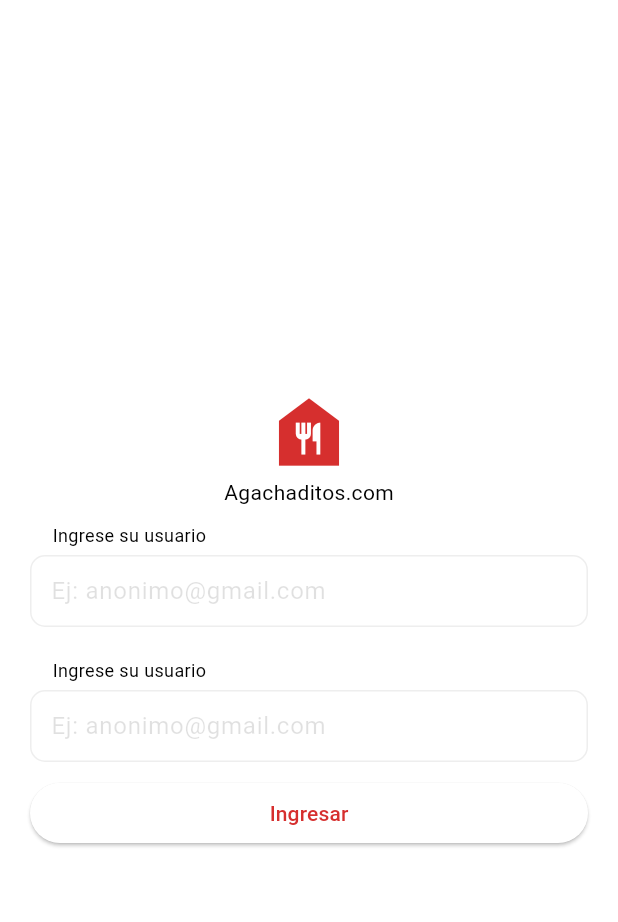
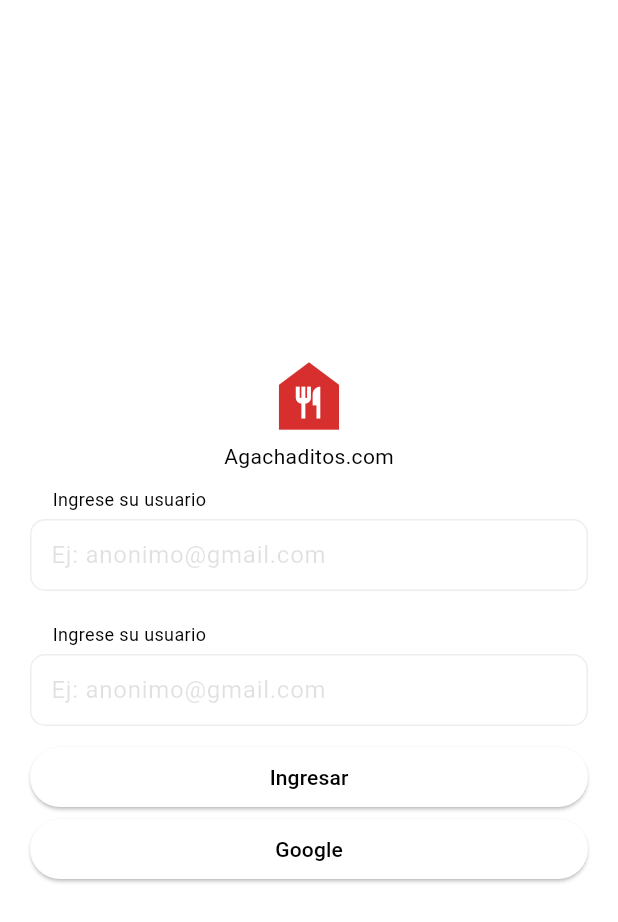
Before and after one commit to ronnycontento95/app_agachaditos, a Flutter app: the screen it shows after launch, on a phone screen of 412 x 824 dp. Shown: the top 922 px of the screen. Run offline on Flutter 3.47's test engine with Material 2 defaults, Android fonts, the phone set to English and light mode, and no system bars; our stand-ins replace auto_size_text, dio, firebase_auth, firebase_core, google_sign_in, salomon_bottom_bar; accounts and stored records are empty.

Commit message:
Google login

```diff
--- a/lib/main.dart
+++ b/lib/main.dart
@@ -1,19 +1,21 @@
 import 'package:app_agachaditos/ui/help/helper.dart';
 import 'package:app_agachaditos/ui/routes/screen_provider.dart';
 import 'package:app_agachaditos/ui/screen/screen_login.dart';
+import 'package:firebase_core/firebase_core.dart';
+import 'package:flutter/foundation.dart';
 import 'package:flutter/material.dart';
 import 'package:provider/provider.dart';
 import 'ui/routes/screen_route.dart';
 
-void main() {
-  runApp(MyApp(ScreenLogin.routePage));
+void main() async {
+  WidgetsFlutterBinding.ensureInitialized();
+  await Firebase.initializeApp();runApp(MyApp(ScreenLogin.routePage));
 }
 
 class MyApp extends StatelessWidget {
   String routeInit;
   MyApp(this.routeInit, {super.key});
 
-  // This widget is the root of your application.
   @override
   Widget build(BuildContext context) {
     return MultiProvider(
@@ -25,7 +27,7 @@ class MyApp extends StatelessWidget {
         theme: ThemeData(
           iconTheme: const IconThemeData(color: Color(0xffd62f2e)),
           appBarTheme: const AppBarTheme(color: Color(0xffd62f2e)),
-          colorScheme: const ColorScheme.light(primary: Color(0xffd62f2e)),
+          colorScheme: const ColorScheme.light(primary: Colors.black),
           useMaterial3: true,
           textTheme: const TextTheme(
               displayLarge: TextStyle(color: Colors.black12), //blanco
--- a/lib/ui/screen/screen_login.dart
+++ b/lib/ui/screen/screen_login.dart
@@ -1,6 +1,10 @@
+
+
+import 'package:app_agachaditos/ui/provider/provider_principal.dart';
 import 'package:app_agachaditos/ui/screen/screen_home.dart';
 import 'package:app_agachaditos/ui/widgets/widget_text_form.dart';
 import 'package:flutter/material.dart';
+import 'package:provider/provider.dart';
 
 import '../help/helper.dart';
 import '../help/helper_label.dart';
@@ -21,7 +25,7 @@ class ScreenLogin extends StatelessWidget {
             child: Center(
               child: Column(
                 mainAxisAlignment: MainAxisAlignment.center,
-                children: [logonApp(),userFormText(), userFormText(), _buttonLogin()],
+                children: [logonApp(),userFormText(), userFormText(), _buttonLogin(), ButtonGoogle()],
               ),
             ),
           ),
@@ -31,7 +35,7 @@ class ScreenLogin extends StatelessWidget {
   }
 
   Widget logonApp() {
-    return Center(
+    return const Center(
       child: Column(
         children: [
           Icon(Icons.food_bank_sharp, size: 60,),
@@ -74,3 +78,22 @@ class ScreenLogin extends StatelessWidget {
     );
   }
 }
+
+class ButtonGoogle extends StatelessWidget {
+  const ButtonGoogle({Key? key}) : super(key: key);
+
+  @override
+  Widget build(BuildContext context) {
+    final prPrincipalRead = context.read<ProviderPrincipal>();
+    return Container(
+      width: double.infinity,
+      // color: Colors.white,
+      child: ElevatedButton(
+          onPressed: () {
+            prPrincipalRead.signInWithGoogle();
+
+          },
+          child: const Text("Google")),
+    );
+  }
+}
--- a/pubspec.yaml
+++ b/pubspec.yaml
@@ -16,6 +16,9 @@ dependencies:
   auto_size_text: ^3.0.0
   flutter_staggered_grid_view: ^0.7.0
   salomon_bottom_bar: ^3.3.2
+  google_sign_in: ^6.1.5
+  firebase_auth: ^4.11.0
+  firebase_core: ^2.18.0
 
 dev_dependencies:
   flutter_test:
```
Also changed, not shown: lib/ui/provider/provider_principal.dart (+37 -0 lines), pubspec.lock, 12 other files.
